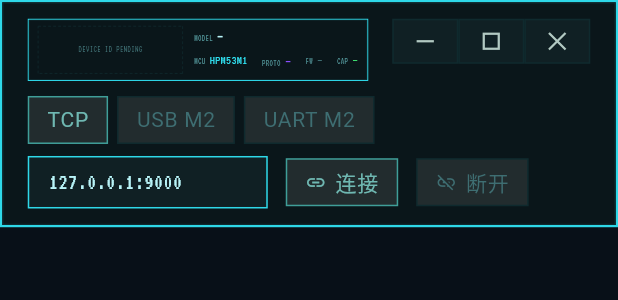
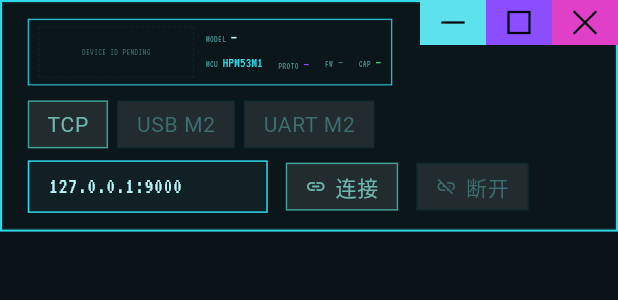
Before and after one commit to Kaiser041224/HPM53M1_G6618Motor, a Flutter app: the TopBar widget shown alone on an empty page, opened directly with empty values, on a phone screen of 412 x 824 dp. Shown: the top 300 px of the screen. Run offline on Flutter 3.47's test engine with Material 3 defaults, Android fonts, the phone set to English and light mode, and no system bars; missing offline and left inert: dart:ffi, flutter_rust_bridge, window_manager; Roboto replaces fonts that are missing (Fusion Pixel 12); statements that could not run were skipped.

Commit message:
feat(gui-app): 窗口三键贴角无边框色块（浅青/紫/洋红+勾线图标）+ 整窗青色勾边直角

```diff
--- a/Gui/app/lib/main.dart
+++ b/Gui/app/lib/main.dart
@@ -157,7 +157,17 @@ class _GuiAppState extends State<GuiApp> {
         title: _windowTitle,
         debugShowCheckedModeBanner: false,
         theme: buildGuiTheme(),
-        home: SinglePage(state: _state),
+        // v5 window chrome: one bright cyan 1.5px square outline drawn inside
+        // the native frame, over the void background. The whole page — top bar
+        // and bottom bar included — nests inside it with no gap.
+        home: Container(
+          key: const Key('window_frame'),
+          decoration: BoxDecoration(
+            color: const GuiPalette().bgVoid,
+            border: Border.all(color: const GuiPalette().accent, width: 1.5),
+          ),
+          child: SinglePage(state: _state),
+        ),
       ),
     );
   }
--- a/Gui/app/lib/ui/top_bar.dart
+++ b/Gui/app/lib/ui/top_bar.dart
@@ -183,12 +183,29 @@ class _TopBarState extends State<TopBar> with WindowListener {
   @override
   Widget build(BuildContext context) {
     final palette = GuiPalette.of(context);
-    return HairlineFrame(
-      child: Container(
-        color: palette.bgPanel,
-        padding: const EdgeInsets.fromLTRB(16, 10, 16, 10),
-        child: _bar(context),
-      ),
+    return Stack(
+      children: <Widget>[
+        HairlineFrame(
+          child: Container(
+            color: palette.bgPanel,
+            padding: const EdgeInsets.fromLTRB(16, 10, 16, 10),
+            child: _bar(context),
+          ),
+        ),
+        // The caption cluster is overlaid in the window's extreme top-right
+        // corner, on top of the bar frame, so the three keys sit flush against
+        // the window edge with no inset.
+        Positioned(
+          top: 0,
+          right: 0,
+          child: WindowCaptionBar(
+            maximized: _maximized,
+            onMinimize: _minimize,
+            onToggleMaximize: _toggleMaximize,
+            onClose: _close,
+          ),
+        ),
+      ],
     );
   }
 
@@ -199,11 +216,11 @@ class _TopBarState extends State<TopBar> with WindowListener {
       builder: (context, constraints) {
         final connection = _connectionBlock(context);
         final identity = _dragRegion(_deviceInfo(context));
-        final caption = WindowCaptionBar(
-          maximized: _maximized,
-          onMinimize: _minimize,
-          onToggleMaximize: _toggleMaximize,
-          onClose: _close,
+        // Reserve the corner the overlaid caption cluster occupies so the
+        // identity never runs underneath it.
+        const captionSlot = SizedBox(
+          width: WindowCaptionBar.width,
+          height: WindowCaptionBar.height,
         );
 
         if (constraints.maxWidth >= TopBar.wideBreakpoint) {
@@ -213,8 +230,7 @@ class _TopBarState extends State<TopBar> with WindowListener {
               connection,
               const SizedBox(width: 20),
               Expanded(child: identity),
-              const SizedBox(width: 16),
-              caption,
+              captionSlot,
             ],
           );
         }
@@ -228,8 +244,7 @@ class _TopBarState extends State<TopBar> with WindowListener {
               crossAxisAlignment: CrossAxisAlignment.start,
               children: <Widget>[
                 Expanded(child: identity),
-                const SizedBox(width: 16),
-                caption,
+                captionSlot,
               ],
             ),
             const SizedBox(height: 10),
--- a/Gui/app/lib/widgets/window_caption.dart
+++ b/Gui/app/lib/widgets/window_caption.dart
@@ -18,23 +18,25 @@ enum WindowCaptionButtonKind {
   close,
 }
 
-/// Resolved visual style for a caption button in a given hover state.
+/// Resolved visual style for a caption button in a given interaction state.
+///
+/// v5 replaces the old framed button with a **solid square color block**: there
+/// is no border at all — each window key is a single flat fill (one semantic
+/// hue per key), hover brightens the fill one step and adds a very weak
+/// same-hue glow, and a press darkens it.
 @immutable
 class WindowCaptionStyle {
   const WindowCaptionStyle({
     required this.background,
-    required this.border,
     required this.color,
     required this.glowShadows,
   });
 
-  /// Button fill; a raised surface at rest, brightened on hover.
+  /// Solid block fill; the key's semantic hue, brightened on hover and
+  /// darkened while pressed. Never framed.
   final Color background;
 
-  /// 1px outline; dim at rest, brightened same-hue on hover.
-  final Color border;
-
-  /// Glyph stroke color.
+  /// Glyph stroke color, drawn on top of the block.
   final Color color;
 
   /// Same-hue glow layers drawn behind the glyph (empty at rest).
@@ -44,9 +46,10 @@ class WindowCaptionStyle {
 /// Paints a caption glyph as geometric strokes (design-system §3.1: square).
 ///
 /// The symbol is a vector path, not a font glyph, so it stays crisp at 1.5px
-/// and never depends on an icon font. Hover glow reuses the palette's
-/// same-hue glow tiers (design-system §2.4), so a red close button glows red
-/// and every other button glows cyan — status hues never cross.
+/// and never depends on an icon font. v5 draws it ~14px in a dark stroke over
+/// the key's solid color block (highest contrast on the bright cyan / violet /
+/// magenta fills). Hover glow is same-hue: a cyan block glows cyan, the violet
+/// key violet and the magenta key magenta — the fills never cross-colorize.
 class WindowCaptionGlyphPainter extends CustomPainter {
   const WindowCaptionGlyphPainter({
     required this.kind,
@@ -83,7 +86,7 @@ class WindowCaptionGlyphPainter extends CustomPainter {
     bool maximized = false,
   }) {
     final center = Offset(size.width / 2, size.height / 2);
-    const half = 5.0;
+    const half = 7.0;
     switch (kind) {
       case WindowCaptionButtonKind.minimize:
         return <Path>[
@@ -102,21 +105,21 @@ class WindowCaptionGlyphPainter extends CustomPainter {
         ];
       case WindowCaptionButtonKind.maximize:
         if (maximized) {
-          const offset = Offset(2.5, -2.5);
+          const offset = Offset(3, -3);
           final back = Rect.fromCenter(
             center: center + offset,
-            width: 8,
-            height: 8,
+            width: 11,
+            height: 11,
           );
           final front = Rect.fromCenter(
             center: center - offset,
-            width: 8,
-            height: 8,
+            width: 11,
+            height: 11,
           );
           return <Path>[Path()..addRect(back), Path()..addRect(front)];
         }
         return <Path>[
-          Path()..addRect(Rect.fromCenter(center: center, width: 10, height: 10)),
+          Path()..addRect(Rect.fromCenter(center: center, width: 14, height: 14)),
         ];
     }
   }
@@ -159,11 +162,12 @@ class WindowCaptionGlyphPainter extends CustomPainter {
 
 /// A single 44×30 square caption button.
 ///
-/// Dimension and radius come from the design-system structure tokens: square
-/// corners (§3.1) and a fixed chrome cell. Hover matches the rest of the chrome
-/// (`bgHover`); close is the one deliberate exception — its hover fill is the
-/// fault color with a fault-colored glow and a near-white glyph, so the
-/// destructive affordance reads unambiguously and its glow never turns cyan.
+/// v5 drops the framed button for a **solid square color block**, flush to the
+/// window's top-right corner: one semantic hue per key (minimize = light cyan,
+/// maximize/restore = violet, close = magenta), a ~14px dark stroke glyph, and
+/// no border at all. Hover brightens the fill one step and adds a very weak
+/// same-hue glow; pressing darkens the fill. Color + glyph + tooltip still
+/// carry the design-system §6 triple encoding.
 class WindowCaptionButton extends StatefulWidget {
   const WindowCaptionButton({
     super.key,
@@ -173,10 +177,22 @@ class WindowCaptionButton extends StatefulWidget {
     this.onPressed,
   });
 
+  /// Fixed chrome cell width [logical px]; all three keys are equal width.
+  static const double width = 44;
+
+  /// Fixed chrome cell height [logical px].
+  static const double height = 30;
+
+  /// Hover fill brightening, as a white lerp fraction.
+  static const double hoverLift = 0.18;
+
+  /// Pressed fill darkening, as a black lerp fraction.
+  static const double pressDrop = 0.22;
+
   /// Which glyph to draw.
   final WindowCaptionButtonKind kind;
 
-  /// Tooltip text; together with glyph and hover color this completes the
+  /// Tooltip text; together with glyph and color this completes the
   /// design-system §6 triple encoding (color + icon + text).
   final String tooltip;
 
@@ -186,40 +202,46 @@ class WindowCaptionButton extends StatefulWidget {
   /// Tap callback, injected so the button can be tested without a window.
   final VoidCallback? onPressed;
 
-  /// Resolves the fill, border, glyph color and glow layers for [kind] and
-  /// [hovered].
+  /// The key's solid fill hue at rest, before any hover / press adjustment.
   ///
-  /// Centralized (and public) so tests assert the hover styling directly
-  /// instead of relying on pointer hit-testing. At rest every button carries a
-  /// [GuiPalette.bgRaise] fill and a dim [GuiPalette.lineDim] outline, matching
-  /// the TNO button vocabulary; hover brightens the border same-hue (cyan for
-  /// the window keys, [GuiPalette.stFault] for close) and deepens the fill.
+  /// Sourced from the palette's semantic spectrum: minimize is a lightened
+  /// [GuiPalette.valueCyan] (the "浅青" block), maximize [GuiPalette.valuePurple]
+  /// and close [GuiPalette.valueMagenta].
+  static Color fillFor(GuiPalette palette, WindowCaptionButtonKind kind) {
+    switch (kind) {
+      case WindowCaptionButtonKind.minimize:
+        return Color.lerp(palette.valueCyan, Colors.white, 0.22)!;
+      case WindowCaptionButtonKind.maximize:
+        return palette.valuePurple;
+      case WindowCaptionButtonKind.close:
+        return palette.valueMagenta;
+    }
+  }
+
+  /// Resolves the solid fill, glyph color and glow layers for [kind] in the
+  /// given interaction state.
+  ///
+  /// Centralized (and public) so tests assert the styling directly instead of
+  /// relying on pointer hit-testing. There is deliberately **no border**: at
+  /// rest the fill is [fillFor]; [hovered] lifts it by [hoverLift] and adds one
+  /// weak same-hue glow layer; [pressed] drops it by [pressDrop]. The glyph is
+  /// always a dark [GuiPalette.bgVoid] stroke for contrast on the bright block.
   static WindowCaptionStyle styleFor(
     GuiPalette palette,
     WindowCaptionButtonKind kind, {
     required bool hovered,
+    bool pressed = false,
   }) {
-    final isClose = kind == WindowCaptionButtonKind.close;
-    final background = hovered
-        ? (isClose ? palette.stFault : palette.bgHover)
-        : palette.bgRaise;
-    final border = hovered
-        ? (isClose ? palette.stFault : palette.accent)
-        : palette.lineDim;
-    final color = (hovered && isClose) ? palette.fgStrong : palette.fg;
-    final List<Shadow> glowShadows;
-    if (!hovered) {
-      glowShadows = const <Shadow>[];
-    } else if (isClose) {
-      glowShadows =
-          GuiGlowStyles.status(palette.stFault, const TextStyle()).shadows!;
-    } else {
-      glowShadows = GuiGlowStyles.softWith(palette, const TextStyle()).shadows!;
-    }
+    final base = fillFor(palette, kind);
+    final background = pressed
+        ? Color.lerp(base, Colors.black, pressDrop)!
+        : (hovered ? Color.lerp(base, Colors.white, hoverLift)! : base);
+    final glowShadows = (hovered && !pressed)
+        ? GuiGlowStyles.status(base, const TextStyle()).shadows!
+        : const <Shadow>[];
     return WindowCaptionStyle(
       background: background,
-      border: border,
-      color: color,
+      color: palette.bgVoid,
       glowShadows: glowShadows,
     );
   }
@@ -230,6 +252,7 @@ class WindowCaptionButton extends StatefulWidget {
 
 class _WindowCaptionButtonState extends State<WindowCaptionButton> {
   bool _hovered = false;
+  bool _pressed = false;
 
   @override
   Widget build(BuildContext context) {
@@ -238,6 +261,7 @@ class _WindowCaptionButtonState extends State<WindowCaptionButton> {
       palette,
       widget.kind,
       hovered: _hovered,
+      pressed: _pressed,
     );
     return Tooltip(
       message: widget.tooltip,
@@ -245,27 +269,29 @@ class _WindowCaptionButtonState extends State<WindowCaptionButton> {
         cursor: SystemMouseCursors.basic,
         onEnter: (_) => setState(() => _hovered = true),
         onExit: (_) => setState(() => _hovered = false),
+        // Press feedback uses a raw Listener: it is independent of the gesture
+        // arena, so the fill darkens the instant the pointer goes down instead
+        // of waiting on the Tooltip's competing recognizers.
+        child: Listener(
+          onPointerDown: (_) => setState(() => _pressed = true),
+          onPointerUp: (_) => setState(() => _pressed = false),
+          onPointerCancel: (_) => setState(() => _pressed = false),
           child: GestureDetector(
             behavior: HitTestBehavior.opaque,
             onTap: widget.onPressed,
             child: SizedBox(
-            width: 44,
-            height: 30,
+              width: WindowCaptionButton.width,
+              height: WindowCaptionButton.height,
               child: Container(
                 key: Key('window_caption_surface_${widget.kind.name}'),
-              decoration: BoxDecoration(
-                color: style.background,
-                border: Border.all(
-                  color: style.border,
-                  width: palette.lineWidth,
-                ),
-              ),
+                decoration: BoxDecoration(color: style.background),
                 child: CustomPaint(
                   painter: WindowCaptionGlyphPainter(
                     kind: widget.kind,
                     color: style.color,
                     glowShadows: style.glowShadows,
                     maximized: widget.maximized,
+                  ),
                 ),
               ),
             ),
@@ -286,6 +312,13 @@ class WindowCaptionBar extends StatelessWidget {
     this.onToggleMaximize,
     this.onClose,
   });
+
+  /// Cluster width [logical px]: three equal-width keys, for reserving the
+  /// corner slot in the top bar when the cluster is overlaid flush.
+  static const double width = WindowCaptionButton.width * 3;
+
+  /// Cluster height [logical px].
+  static const double height = WindowCaptionButton.height;
 
   /// Whether the window is currently maximized.
   final bool maximized;
```
Also changed, not shown: 3 other files. Lines whose indentation alone changed are shown as unchanged.
